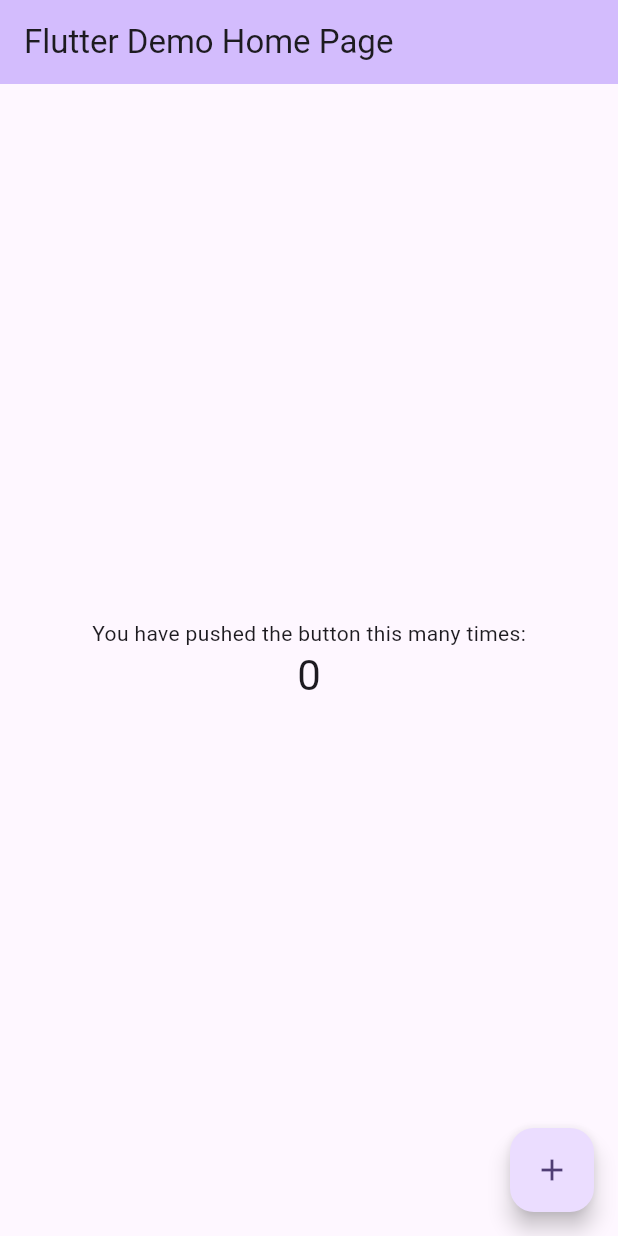
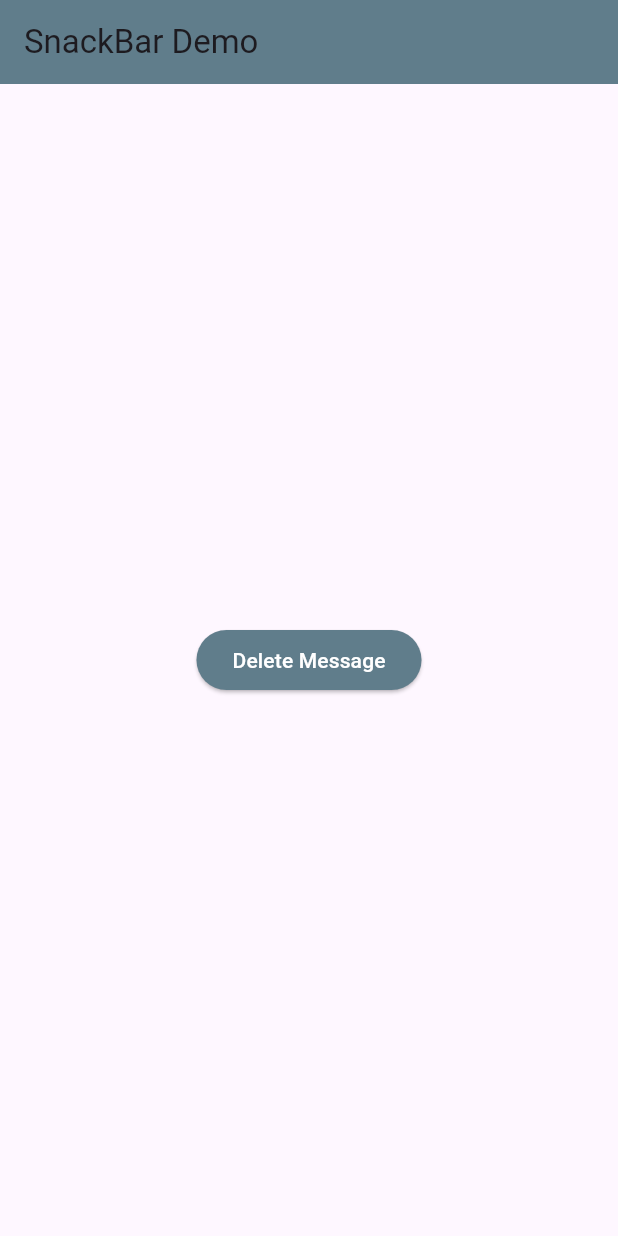
Before and after one commit to Josiane705/snackbar_demo, a Flutter app: the screen it shows after launch, on a phone screen of 412 x 824 dp. Run offline on Flutter 3.47's test engine with Material 3 defaults, Android fonts, the phone set to English and light mode, and no system bars.

Commit message:
feat: add basic inbox UI with delete button

```diff
--- a/lib/main.dart
+++ b/lib/main.dart
@@ -1,121 +1,63 @@
 import 'package:flutter/material.dart';
 
-void main() {
-  runApp(const MyApp());
-}
+void main() => runApp(const SnackBarApp());
 
-class MyApp extends StatelessWidget {
-  const MyApp({super.key});
+class SnackBarApp extends StatelessWidget {
+  const SnackBarApp({super.key});
 
-  // This widget is the root of your application.
   @override
   Widget build(BuildContext context) {
     return MaterialApp(
-      title: 'Flutter Demo',
-      theme: ThemeData(
-        // This is the theme of your application.
-        //
-        // TRY THIS: Try running your application with "flutter run". You'll see
-        // the application has a purple toolbar. Then, without quitting the app,
-        // try changing the seedColor in the colorScheme below to Colors.green
-        // and then invoke "hot reload" (save your changes or press the "hot
-        // reload" button in a Flutter-supported IDE, or press "r" if you used
-        // the command line to start the app).
-        //
-        // Notice that the counter didn't reset back to zero; the application
-        // state is not lost during the reload. To reset the state, use hot
-        // restart instead.
-        //
-        // This works for code too, not just values: Most code changes can be
-        // tested with just a hot reload.
-        colorScheme: .fromSeed(seedColor: Colors.deepPurple),
+      debugShowCheckedModeBanner: false,
+      home: Scaffold(
+        appBar: AppBar(
+          title: const Text('SnackBar Demo'),
+          backgroundColor: Colors.blueGrey,
+        ),
+        body: const Center(child: SnackBarDemo()),
       ),
-      home: const MyHomePage(title: 'Flutter Demo Home Page'),
     );
   }
 }
 
-class MyHomePage extends StatefulWidget {
-  const MyHomePage({super.key, required this.title});
+class SnackBarDemo extends StatelessWidget {
+  const SnackBarDemo({super.key});
 
-  // This widget is the home page of your application. It is stateful, meaning
-  // that it has a State object (defined below) that contains fields that affect
-  // how it looks.
+  // LINE 26: This is where the _showSnackBar function starts
+  void _showSnackBar(BuildContext context) {
+    final snackBar = SnackBar(
+      content: const Text('Message deleted successfully!'),
 
-  // This class is the configuration for the state. It holds the values (in this
-  // case the title) provided by the parent (in this case the App widget) and
-  // used by the build method of the State. Fields in a Widget subclass are
-  // always marked "final".
+      // ATTRIBUTE 1: backgroundColor
+      backgroundColor: Colors.redAccent,
 
-  final String title;
+      // ATTRIBUTE 2: behavior
+      behavior: SnackBarBehavior.floating,
 
-  @override
-  State<MyHomePage> createState() => _MyHomePageState();
-}
+      // ATTRIBUTE 3: action
+      action: SnackBarAction(
+        label: 'UNDO',
+        textColor: Colors.white,
+        onPressed: () {
+          // Logic for undoing the action
+          debugPrint('Undo action triggered');
+        },
+      ),
+    );
 
-class _MyHomePageState extends State<MyHomePage> {
-  int _counter = 0;
-
-  void _incrementCounter() {
-    setState(() {
-      // This call to setState tells the Flutter framework that something has
-      // changed in this State, which causes it to rerun the build method below
-      // so that the display can reflect the updated values. If we changed
-      // _counter without calling setState(), then the build method would not be
-      // called again, and so nothing would appear to happen.
-      _counter++;
-    });
+    // This line tells Flutter to show the SnackBar we just created
+    ScaffoldMessenger.of(context).showSnackBar(snackBar);
   }
 
   @override
   Widget build(BuildContext context) {
-    // This method is rerun every time setState is called, for instance as done
-    // by the _incrementCounter method above.
-    //
-    // The Flutter framework has been optimized to make rerunning build methods
-    // fast, so that you can just rebuild anything that needs updating rather
-    // than having to individually change instances of widgets.
-    return Scaffold(
-      appBar: AppBar(
-        // TRY THIS: Try changing the color here to a specific color (to
-        // Colors.amber, perhaps?) and trigger a hot reload to see the AppBar
-        // change color while the other colors stay the same.
-        backgroundColor: Theme.of(context).colorScheme.inversePrimary,
-        // Here we take the value from the MyHomePage object that was created by
-        // the App.build method, and use it to set our appbar title.
-        title: Text(widget.title),
-      ),
-      body: Center(
-        // Center is a layout widget. It takes a single child and positions it
-        // in the middle of the parent.
-        child: Column(
-          // Column is also a layout widget. It takes a list of children and
-          // arranges them vertically. By default, it sizes itself to fit its
-          // children horizontally, and tries to be as tall as its parent.
-          //
-          // Column has various properties to control how it sizes itself and
-          // how it positions its children. Here we use mainAxisAlignment to
-          // center the children vertically; the main axis here is the vertical
-          // axis because Columns are vertical (the cross axis would be
-          // horizontal).
-          //
-          // TRY THIS: Invoke "debug painting" (choose the "Toggle Debug Paint"
-          // action in the IDE, or press "p" in the console), to see the
-          // wireframe for each widget.
-          mainAxisAlignment: .center,
-          children: [
-            const Text('You have pushed the button this many times:'),
-            Text(
-              '$_counter',
-              style: Theme.of(context).textTheme.headlineMedium,
-            ),
-          ],
-        ),
-      ),
-      floatingActionButton: FloatingActionButton(
-        onPressed: _incrementCounter,
-        tooltip: 'Increment',
-        child: const Icon(Icons.add),
+    return ElevatedButton(
+      style: ElevatedButton.styleFrom(backgroundColor: Colors.blueGrey),
+      // LINE 58: This is where we call the function
+      onPressed: () => _showSnackBar(context),
+      child: const Text(
+        'Delete Message',
+        style: TextStyle(color: Colors.white),
       ),
     );
   }
```
